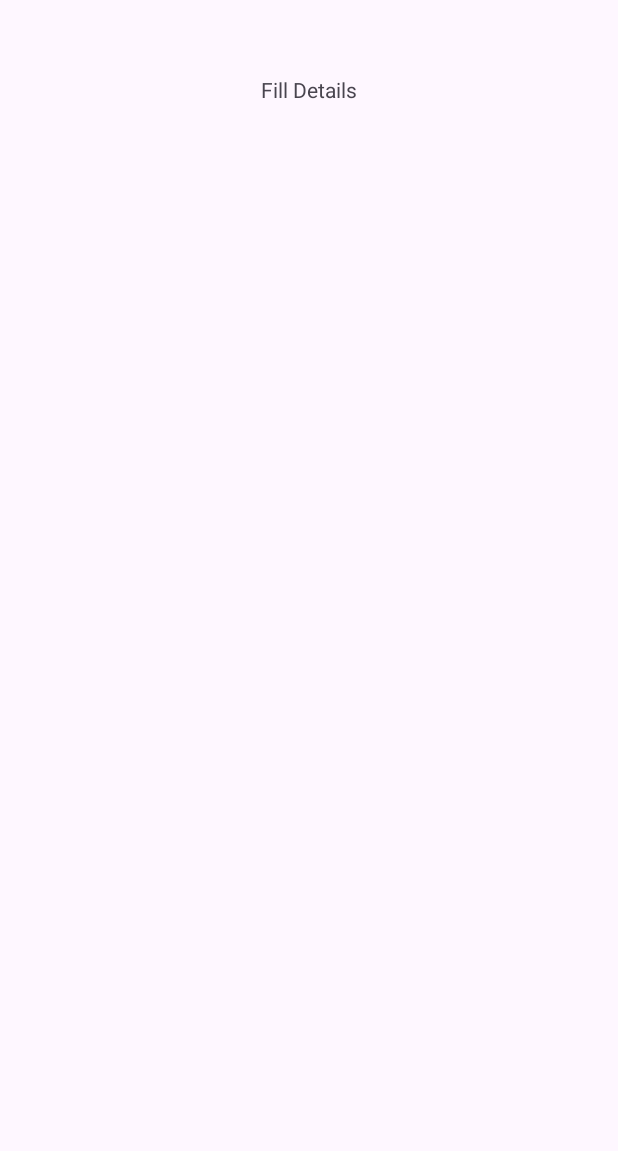
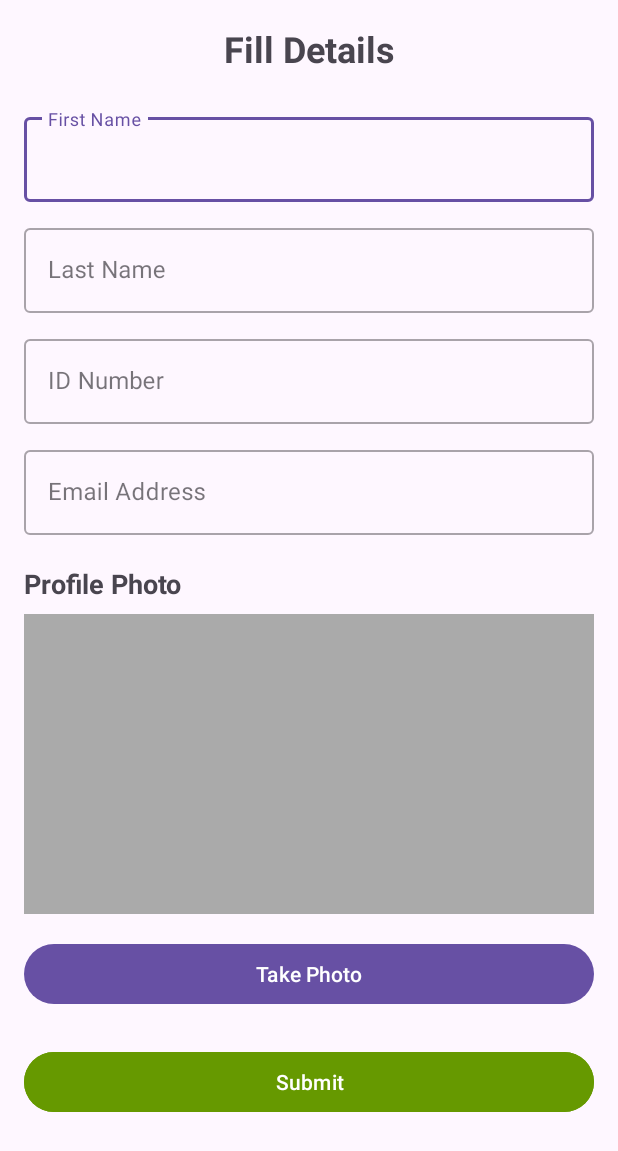
Before and after one commit to Cacadudel/Ruppin_Year2_Semester1_Exercises, an Android app: the FillDetailsActivity screen opened directly, with no data from a screen before it, on a phone screen of 412 x 824 dp. Before the commit the part shown is almost empty. Shown: the top 1151 px of the screen. Run offline under Robolectric (Android 15) with nearby library versions, the phone set to English and light mode, and no system bars.

Commit message:
the basis of the fill details + user class
I made the user class that will hold the data together when moving from different views.

fill details view xaml is made, but i need to fill the functionality of the input, and especially the camera

```diff
--- a/Android/EndProject/app/src/main/java/com/example/endproject/FillDetailsActivity.java
+++ b/Android/EndProject/app/src/main/java/com/example/endproject/FillDetailsActivity.java
@@ -4,6 +4,8 @@ import android.os.Bundle;
 import androidx.appcompat.app.AppCompatActivity;
 
 public class FillDetailsActivity extends AppCompatActivity {
+
+
     @Override
     protected void onCreate(Bundle savedInstanceState) {
         super.onCreate(savedInstanceState);
--- /dev/null
+++ b/Android/EndProject/app/src/main/java/com/example/endproject/User.java
@@ -0,0 +1,63 @@
+package com.example.endproject;
+
+public class User {
+    private String firstName;
+    private String lastName;
+    private String id;
+    private String email;
+    private String imagePath;
+
+    // Constructor, getters and setters
+    public User(String firstName, String lastName, String id, String email, String imagePath) {
+        this.firstName = firstName;
+        this.lastName = lastName;
+        this.id = id;
+        this.email = email;
+        this.imagePath = imagePath;
+    }
+
+
+    public String getFirstName() {
+        return firstName;
+    }
+
+    public String getLastName() {
+        return lastName;
+    }
+
+    public String getId() {
+        return id;
+    }
+
+    public String getEmail() {
+        return email;
+    }
+
+    public String getImagePath() {
+        return imagePath;
+    }
+
+    public void setFirstName(String firstName){
+        this.firstName = firstName;
+    }
+
+    public void setLastName(String lastName)
+    {
+        this.lastName = lastName;
+    }
+
+    public void setId(String id)
+    {
+        this.id = id;
+    }
+
+    public void setEmail(String email)
+    {
+        this.email = email;
+    }
+
+    public void setImagePath(String imagePath)
+    {
+        this.imagePath = imagePath;
+    }
+}
--- a/Android/EndProject/app/src/main/res/layout/activity_fill_details.xml
+++ b/Android/EndProject/app/src/main/res/layout/activity_fill_details.xml
@@ -1,17 +1,120 @@
 <?xml version="1.0" encoding="utf-8"?>
-<androidx.constraintlayout.widget.ConstraintLayout xmlns:android="http://schemas.android.com/apk/res/android"
+<ScrollView xmlns:android="http://schemas.android.com/apk/res/android"
     xmlns:app="http://schemas.android.com/apk/res-auto"
     xmlns:tools="http://schemas.android.com/tools"
     android:layout_width="match_parent"
     android:layout_height="match_parent"
-    tools:context=".FillDetailsActivity">
+    android:fillViewport="true">
 
-    <TextView
-        android:layout_width="wrap_content"
+    <LinearLayout
+        android:layout_width="match_parent"
         android:layout_height="wrap_content"
-        android:text="Fill Details"
-        app:layout_constraintTop_toTopOf="parent"
-        app:layout_constraintStart_toStartOf="parent"
-        app:layout_constraintEnd_toEndOf="parent"
-        android:layout_marginTop="50dp" />
-</androidx.constraintlayout.widget.ConstraintLayout>
+        android:orientation="vertical"
+        android:padding="16dp">
+
+        <TextView
+            android:layout_width="match_parent"
+            android:layout_height="wrap_content"
+            android:text="Fill Details"
+            android:textSize="24sp"
+            android:textStyle="bold"
+            android:gravity="center"
+            android:layout_marginBottom="24dp" />
+
+        <com.google.android.material.textfield.TextInputLayout
+            android:layout_width="match_parent"
+            android:layout_height="wrap_content"
+            android:layout_marginBottom="12dp"
+            android:hint="First Name"
+            style="@style/Widget.MaterialComponents.TextInputLayout.OutlinedBox">
+
+            <com.google.android.material.textfield.TextInputEditText
+                android:id="@+id/fill_details_firstName"
+                android:layout_width="match_parent"
+                android:layout_height="wrap_content"
+                android:inputType="textPersonName" />
+        </com.google.android.material.textfield.TextInputLayout>
+
+        <com.google.android.material.textfield.TextInputLayout
+            android:layout_width="match_parent"
+            android:layout_height="wrap_content"
+            android:layout_marginBottom="12dp"
+            android:hint="Last Name"
+            style="@style/Widget.MaterialComponents.TextInputLayout.OutlinedBox">
+
+            <com.google.android.material.textfield.TextInputEditText
+                android:id="@+id/fill_details_lastName"
+                android:layout_width="match_parent"
+                android:layout_height="wrap_content"
+                android:inputType="textPersonName" />
+        </com.google.android.material.textfield.TextInputLayout>
+
+        <com.google.android.material.textfield.TextInputLayout
+            android:layout_width="match_parent"
+            android:layout_height="wrap_content"
+            android:layout_marginBottom="12dp"
+            android:hint="ID Number"
+            style="@style/Widget.MaterialComponents.TextInputLayout.OutlinedBox">
+
+            <com.google.android.material.textfield.TextInputEditText
+                android:id="@+id/fill_details_id"
+                android:layout_width="match_parent"
+                android:layout_height="wrap_content"
+                android:inputType="number"
+                android:maxLength="9" />
+        </com.google.android.material.textfield.TextInputLayout>
+
+        <com.google.android.material.textfield.TextInputLayout
+            android:layout_width="match_parent"
+            android:layout_height="wrap_content"
+            android:layout_marginBottom="20dp"
+            android:hint="Email Address"
+            style="@style/Widget.MaterialComponents.TextInputLayout.OutlinedBox">
+
+            <com.google.android.material.textfield.TextInputEditText
+                android:id="@+id/fill_details_email"
+                android:layout_width="match_parent"
+                android:layout_height="wrap_content"
+                android:inputType="textEmailAddress" />
+        </com.google.android.material.textfield.TextInputLayout>
+
+        <TextView
+            android:layout_width="match_parent"
+            android:layout_height="wrap_content"
+            android:text="Profile Photo"
+            android:textSize="18sp"
+            android:textStyle="bold"
+            android:layout_marginBottom="8dp" />
+
+        <FrameLayout
+            android:layout_width="match_parent"
+            android:layout_height="200dp"
+            android:layout_marginBottom="16dp"
+            android:background="@android:color/darker_gray">
+
+            <ImageView
+                android:id="@+id/fill_details_img_view"
+                android:layout_width="match_parent"
+                android:layout_height="match_parent"
+                android:scaleType="centerCrop"
+                android:contentDescription="User Photo" />
+        </FrameLayout>
+
+
+
+        <Button
+            android:id="@+id/btn_take_photo"
+            android:layout_width="match_parent"
+            android:layout_height="wrap_content"
+            android:text="Take Photo"
+            android:layout_marginBottom="24dp" />
+
+        <Button
+            android:id="@+id/btn_submit"
+            android:layout_width="match_parent"
+            android:layout_height="wrap_content"
+            android:text="Submit"
+            android:backgroundTint="@android:color/holo_green_dark" />
+
+    </LinearLayout>
+</ScrollView>
```
